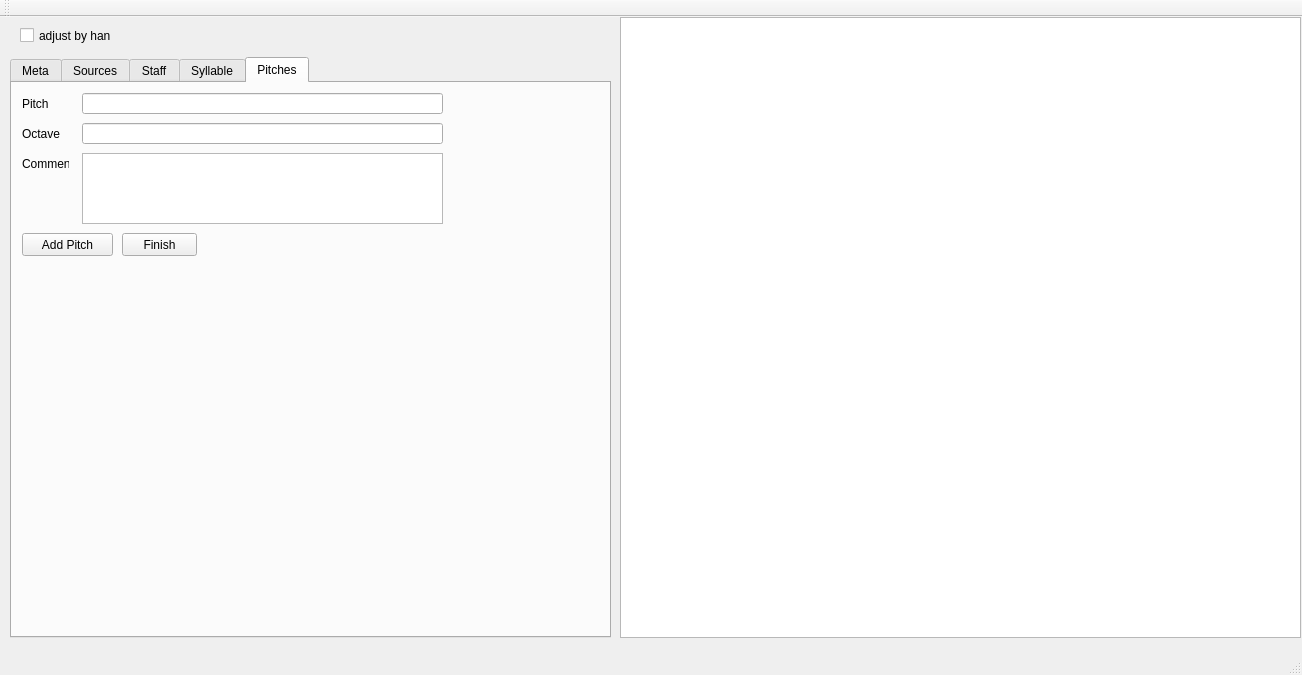
IRadioactiveman/MEITextEditor, file meiEditorWidget/mainwindow.ui: the form before one commit.
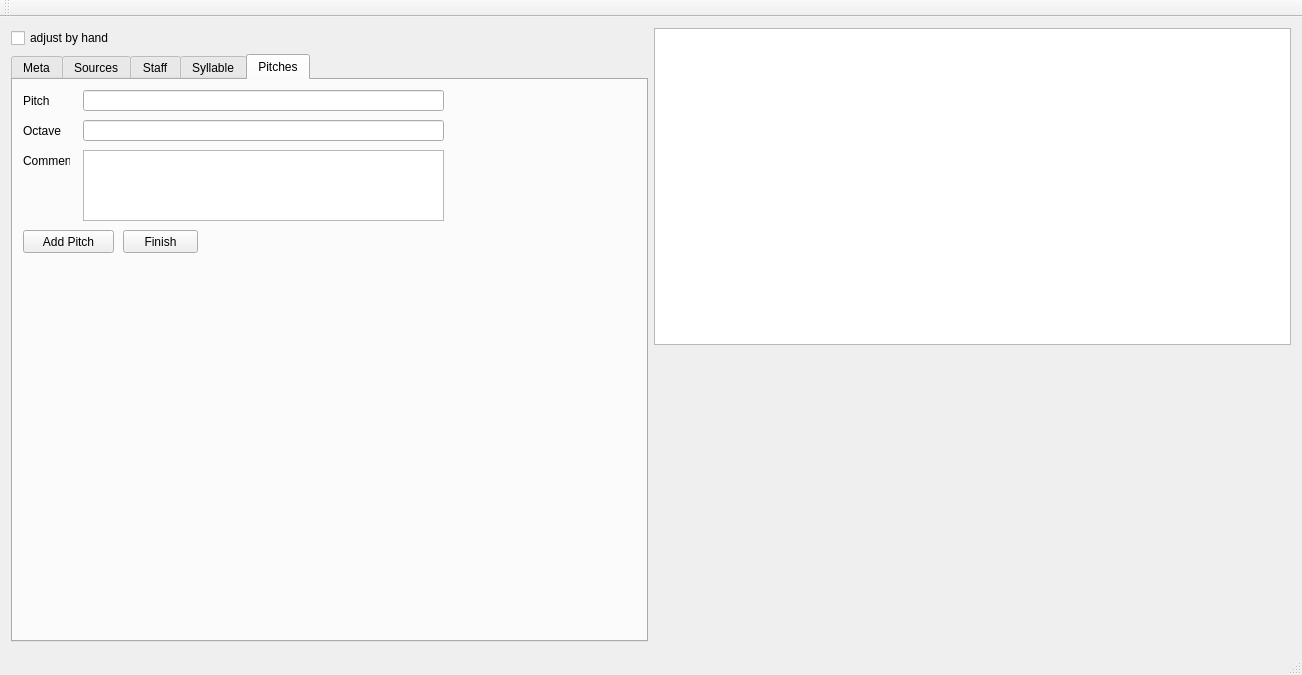
The form after the commit. Custom widgets are drawn as their Qt base class.

```diff
--- a/meiEditorWidget/mainwindow.ui
+++ b/meiEditorWidget/mainwindow.ui
@@ -14,28 +14,16 @@
    <string>meiNeumesEditor</string>
   </property>
   <widget class="QWidget" name="centralWidget">
-   <widget class="QTextEdit" name="textEdit">
-    <property name="enabled">
-     <bool>true</bool>
-    </property>
-    <property name="geometry">
-     <rect>
-      <x>620</x>
-      <y>0</y>
-      <width>681</width>
-      <height>621</height>
-     </rect>
-    </property>
-   </widget>
+   <layout class="QGridLayout" name="gridLayout">
+    <item row="0" column="0">
+     <widget class="QCheckBox" name="adjustByHand">
+      <property name="text">
+       <string>adjust by hand</string>
+      </property>
+     </widget>
+    </item>
+    <item row="1" column="0" rowspan="2">
    <widget class="QTabWidget" name="tabWidget">
-    <property name="geometry">
-     <rect>
-      <x>10</x>
-      <y>40</y>
-      <width>601</width>
-      <height>581</height>
-     </rect>
-    </property>
     <property name="currentIndex">
      <number>4</number>
     </property>
@@ -993,19 +981,18 @@
      </widget>
     </widget>
    </widget>
-   <widget class="QCheckBox" name="adjustByHand">
-    <property name="geometry">
-     <rect>
-      <x>20</x>
-      <y>10</y>
-      <width>91</width>
-      <height>17</height>
-     </rect>
-    </property>
-    <property name="text">
-     <string>adjust by hand</string>
-    </property>
-   </widget>
+    </item>
+    <item row="0" column="2" rowspan="2">
+     <widget class="QTextEdit" name="textEdit">
+      <property name="enabled">
+       <bool>true</bool>
+      </property>
+     </widget>
+    </item>
+    <item row="2" column="2">
+     <widget class="RenderWidget" name="widget" native="true"/>
+    </item>
+   </layout>
   </widget>
   <widget class="QToolBar" name="mainToolBar">
    <attribute name="toolBarArea">
@@ -1028,6 +1015,14 @@
   </widget>
  </widget>
  <layoutdefault spacing="6" margin="11"/>
+ <customwidgets>
+  <customwidget>
+   <class>RenderWidget</class>
+   <extends>QWidget</extends>
+   <header>renderwidget.h</header>
+   <container>1</container>
+  </customwidget>
+ </customwidgets>
  <resources/>
  <connections/>
 </ui>
```
Lines whose indentation alone changed are shown as unchanged.
